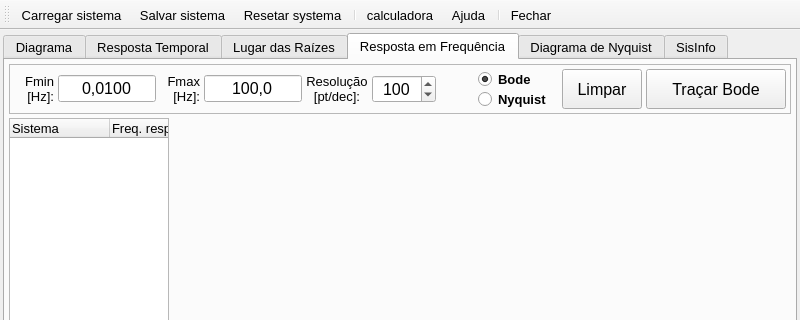
miguelmoreto/labcontrole, file MainWindow.ui: the form before one commit; both pictures show x 0 to 800 and y 0 to 320 of the 800 by 600 pixel window.
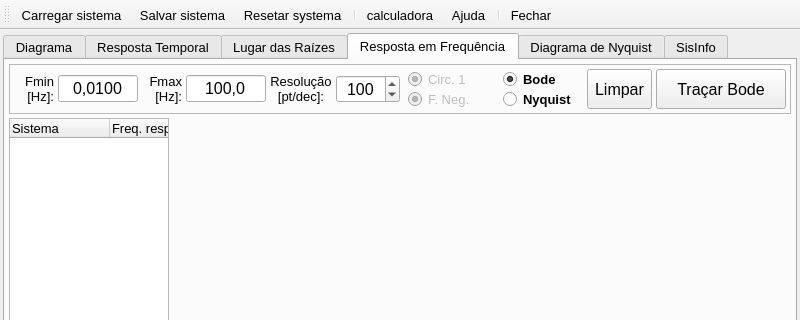
The form after the commit. Icons and pictures are not drawn. Custom widgets are drawn as their Qt base class.

Patch:
```diff
--- a/MainWindow.ui
+++ b/MainWindow.ui
@@ -3538,7 +3538,7 @@
           <property name="frameShadow">
            <enum>QFrame::Raised</enum>
           </property>
-          <layout class="QHBoxLayout" name="horizontalLayout_8">
+          <layout class="QHBoxLayout" name="horizontalLayout_8" stretch="0,0,0,0,0,0,0,1,0,0,0">
            <property name="spacing">
             <number>4</number>
            </property>
@@ -3606,7 +3606,7 @@
              </property>
              <property name="maximumSize">
               <size>
-               <width>100</width>
+               <width>80</width>
                <height>16777215</height>
               </size>
              </property>
@@ -3669,7 +3669,7 @@
              </property>
              <property name="maximumSize">
               <size>
-               <width>100</width>
+               <width>80</width>
                <height>16777215</height>
               </size>
              </property>
@@ -3734,6 +3734,12 @@
                <height>25</height>
               </size>
              </property>
+             <property name="maximumSize">
+              <size>
+               <width>100</width>
+               <height>16777215</height>
+              </size>
+             </property>
              <property name="font">
               <font>
                <pointsize>12</pointsize>
@@ -3765,6 +3771,92 @@
              </property>
             </widget>
            </item>
+           <item>
+            <widget class="QFrame" name="frameNyquistOpt">
+             <property name="sizePolicy">
+              <sizepolicy hsizetype="Expanding" vsizetype="Preferred">
+               <horstretch>0</horstretch>
+               <verstretch>0</verstretch>
+              </sizepolicy>
+             </property>
+             <property name="minimumSize">
+              <size>
+               <width>80</width>
+               <height>0</height>
+              </size>
+             </property>
+             <property name="maximumSize">
+              <size>
+               <width>16777215</width>
+               <height>50</height>
+              </size>
+             </property>
+             <property name="frameShape">
+              <enum>QFrame::NoFrame</enum>
+             </property>
+             <property name="frameShadow">
+              <enum>QFrame::Plain</enum>
+             </property>
+             <property name="lineWidth">
+              <number>0</number>
+             </property>
+             <layout class="QVBoxLayout" name="verticalLayout_14">
+              <property name="spacing">
+               <number>0</number>
+              </property>
+              <property name="leftMargin">
+               <number>4</number>
+              </property>
+              <property name="topMargin">
+               <number>0</number>
+              </property>
+              <property name="rightMargin">
+               <number>0</number>
+              </property>
+              <property name="bottomMargin">
+               <number>0</number>
+              </property>
+              <item>
+               <widget class="QRadioButton" name="radioBtnCirc1">
+                <property name="enabled">
+                 <bool>false</bool>
+                </property>
+                <property name="toolTip">
+                 <string>Habilita o traçado do círculo unitário no diagrama de Nyquist.</string>
+                </property>
+                <property name="text">
+                 <string>Circ. 1</string>
+                </property>
+                <property name="checked">
+                 <bool>true</bool>
+                </property>
+                <property name="autoExclusive">
+                 <bool>false</bool>
+                </property>
+               </widget>
+              </item>
+              <item>
+               <widget class="QRadioButton" name="radioBtnFreqNeg">
+                <property name="enabled">
+                 <bool>false</bool>
+                </property>
+                <property name="toolTip">
+                 <string>Habilita traçado do diagrama de nyquist com freq. negativa.</string>
+                </property>
+                <property name="text">
+                 <string>F. Neg.</string>
+                </property>
+                <property name="checked">
+                 <bool>true</bool>
+                </property>
+                <property name="autoExclusive">
+                 <bool>false</bool>
+                </property>
+               </widget>
+              </item>
+             </layout>
+            </widget>
+           </item>
            <item>
             <spacer name="horizontalSpacer_5">
              <property name="orientation">
@@ -3869,6 +3961,12 @@
                <height>40</height>
               </size>
              </property>
+             <property name="maximumSize">
+              <size>
+               <width>65</width>
+               <height>16777215</height>
+              </size>
+             </property>
              <property name="font">
               <font>
                <pointsize>12</pointsize>
@@ -3886,7 +3984,7 @@
             <widget class="QPushButton" name="btnPlotFreqResponse">
              <property name="minimumSize">
               <size>
-               <width>140</width>
+               <width>130</width>
                <height>40</height>
               </size>
              </property>
```
Left out of the diff: 5 changed lines with no effect on the pictures.
